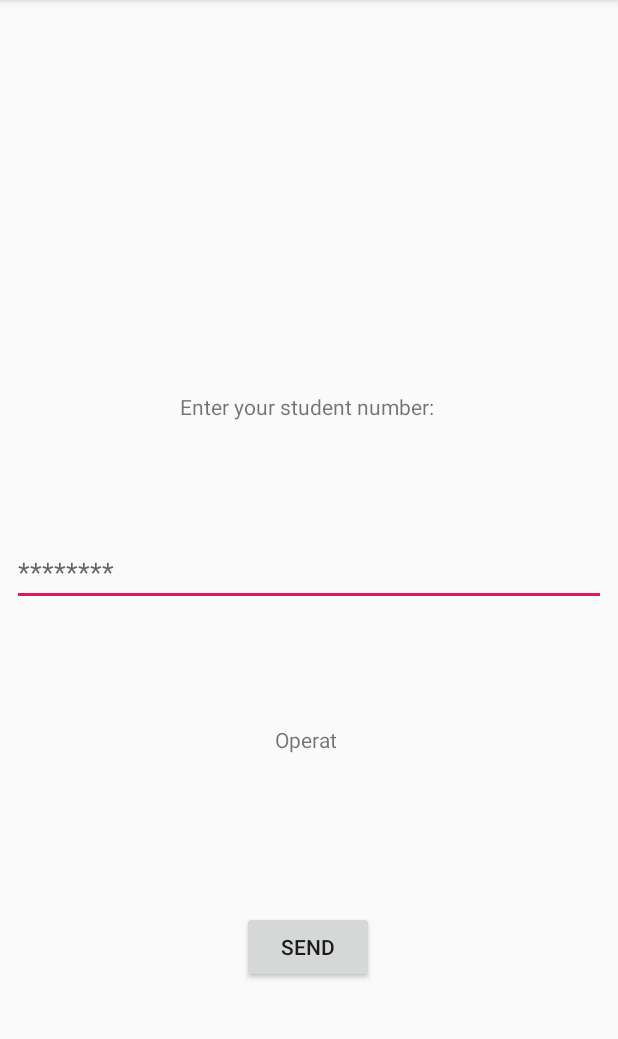
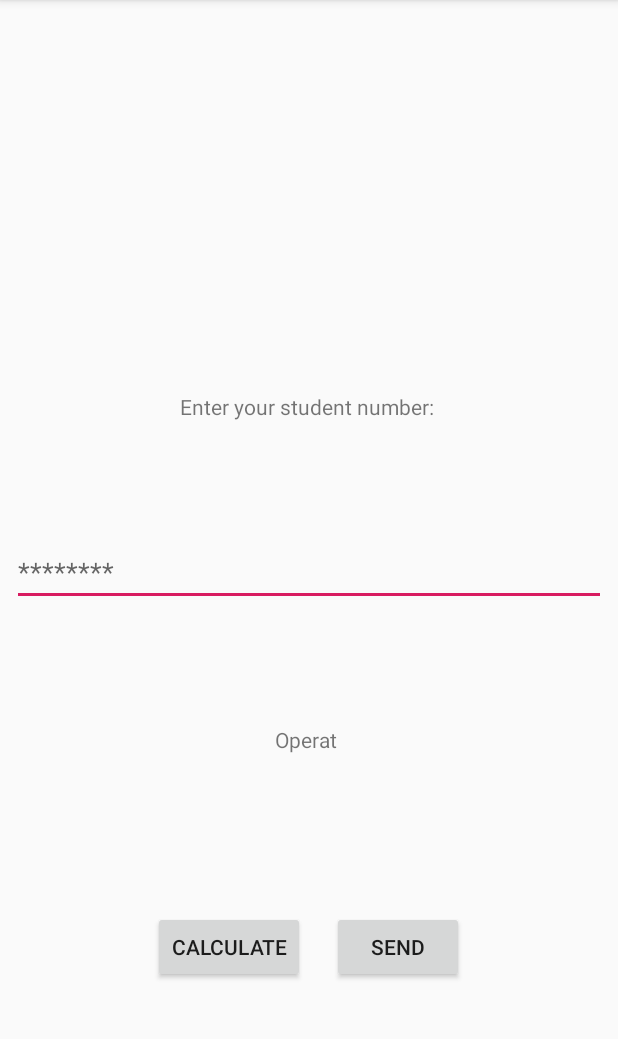
Before and after one commit to annawallner/IceCreamSandwich, an Android app: the screen it shows after launch (MainActivity), after a tap on "SEND", on a phone screen of 412 x 824 dp, the part 84-1123 px from its top. Run offline under Robolectric (Android 15) with nearby library versions, the phone set to English and light mode, and no system bars; 1 statement that could not run was skipped.

Commit message:
second button added

```diff
--- a/app/src/main/AndroidManifest.xml
+++ b/app/src/main/AndroidManifest.xml
@@ -7,7 +7,7 @@
         android:allowBackup="true"
         android:icon="@mipmap/ice_cream"
         android:label="@string/app_name"
-        android:roundIcon="@mipmap/ice_cream_round"
+        android:roundIcon="@mipmap/ice_cream_round_2"
         android:supportsRtl="true"
         android:theme="@style/AppTheme" >
         <activity android:name=".MainActivity" >
--- a/app/src/main/java/com/example/icecreamsandwich/MainActivity.java
+++ b/app/src/main/java/com/example/icecreamsandwich/MainActivity.java
@@ -20,6 +20,7 @@ public class MainActivity extends AppCompatActivity implements View.OnClickListe
     public TextView textView;
     public TextView serverReply;
     public Button button;
+    public Button button2;
     public static EditText sendMessage;
     static String input = null;
     static String output = "0";
@@ -32,6 +33,7 @@ public class MainActivity extends AppCompatActivity implements View.OnClickListe
         textView = (TextView) findViewById(R.id.textView);
         serverReply = (TextView) findViewById(R.id.textView2);
         button = (Button) findViewById(R.id.button);
+        button = (Button) findViewById(R.id.button2);
         sendMessage = (EditText) findViewById(R.id.editText);
         button.setOnClickListener(this);
     }
@@ -43,15 +45,29 @@ public class MainActivity extends AppCompatActivity implements View.OnClickListe
 
             case R.id.button:
                 try {
-                    sendMessage(sendMessage.getText().toString());
+                    sendMessageToServer(sendMessage.getText().toString());
                 } catch (IOException e) {
                     e.printStackTrace();
                 }
                 break;
+
+        }
+        switch (v.getId()) {
+
+            case R.id.button2:
+                try {
+                    calculate();
+                    serverReply.setText(output);
+                } catch (IOException e) {
+                    e.printStackTrace();
+                }
+                break;
+
         }
     }
 
-    private void sendMessage(final String msg) throws IOException {
+
+    private void sendMessageToServer(final String msg) throws IOException {
 
         final Handler handler = new Handler();
         Thread thread = new Thread(new Runnable() {
@@ -76,7 +92,7 @@ public class MainActivity extends AppCompatActivity implements View.OnClickListe
                         public void run() {
 
                             if (st.trim().length() != 0)
-                                serverReply.setText(st + '\n' + '\n' + "ascii coding: " + calculate());
+                                serverReply.setText(st + '\n' + '\n' );
                         }
                     });
 
@@ -92,7 +108,7 @@ public class MainActivity extends AppCompatActivity implements View.OnClickListe
         thread.start();
     }
 
-    public String calculate() {
+    private String calculate() throws IOException{
         input = sendMessage.getText().toString();
         int counter = 0;
         char[] splitted = input.toCharArray();
@@ -126,6 +142,6 @@ public class MainActivity extends AppCompatActivity implements View.OnClickListe
             }
         }
 
-        return output;
+    return output;
     }
 }
--- a/app/src/main/res/layout/activity_main.xml
+++ b/app/src/main/res/layout/activity_main.xml
@@ -18,7 +18,7 @@
         android:text="Send"
         app:layout_constraintBottom_toBottomOf="parent"
         app:layout_constraintEnd_toEndOf="parent"
-        app:layout_constraintHorizontal_bias="0.498"
+        app:layout_constraintHorizontal_bias="0.693"
         app:layout_constraintStart_toStartOf="parent"
         app:layout_constraintTop_toTopOf="parent"
         app:layout_constraintVertical_bias="0.851" />
@@ -74,4 +74,21 @@
         app:layout_constraintStart_toStartOf="parent"
         app:layout_constraintTop_toTopOf="parent" />
 
+    <Button
+        android:id="@+id/button2"
+        android:layout_width="wrap_content"
+        android:layout_height="wrap_content"
+        android:layout_marginStart="8dp"
+        android:layout_marginTop="8dp"
+        android:layout_marginEnd="8dp"
+        android:layout_marginBottom="8dp"
+        android:onClick="onClick"
+        android:text="Calculate"
+        app:layout_constraintBottom_toBottomOf="parent"
+        app:layout_constraintEnd_toEndOf="parent"
+        app:layout_constraintHorizontal_bias="0.319"
+        app:layout_constraintStart_toStartOf="parent"
+        app:layout_constraintTop_toTopOf="parent"
+        app:layout_constraintVertical_bias="0.851" />
+
 </android.support.constraint.ConstraintLayout>
```
Also changed, not shown: app/src/main/res/mipmap-mdpi/ice_cream_round.png (deleted), app/src/main/res/mipmap-mdpi/ice_cream_round_2.png (added).
